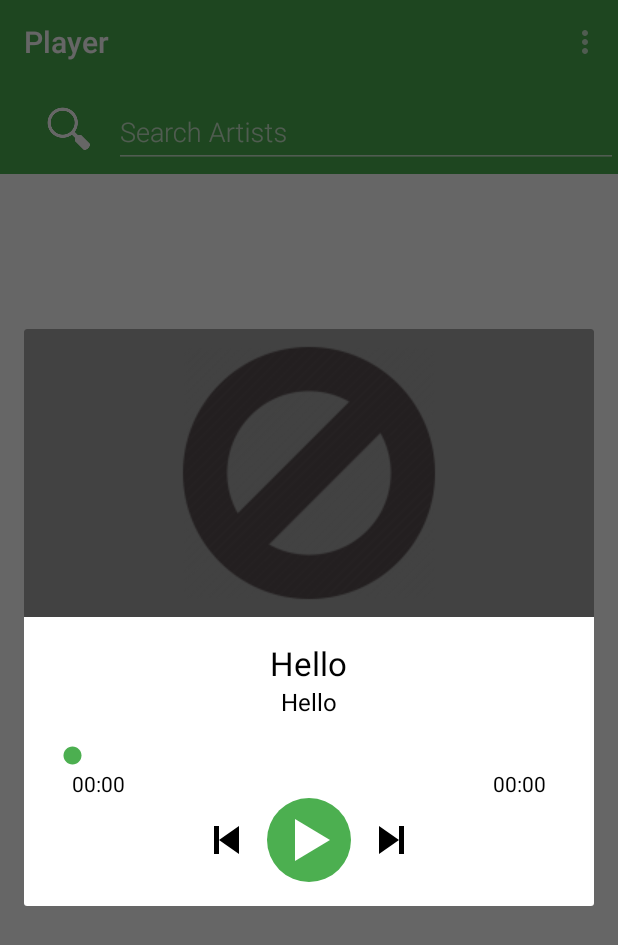
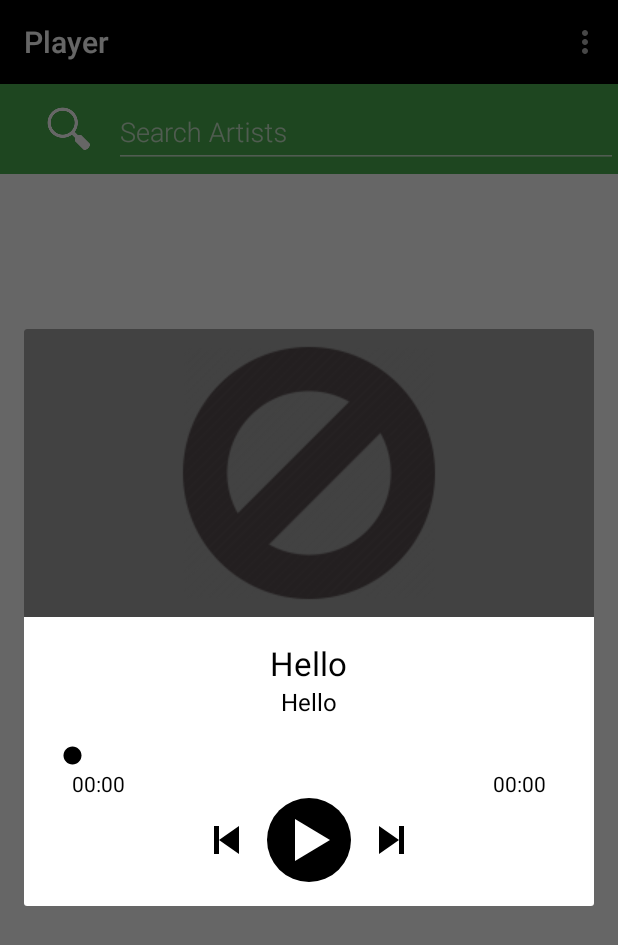
Before and after one commit to ahmedrizwan/SpotifyStreamer, an Android app: the fragment PlayerDialogFragment placed in its activity, on a phone screen of 412 x 824 dp. Shown: the top 945 px of the screen. Run offline under Robolectric (Android 15) with nearby library versions, the phone set to English and light mode, and no system bars; our stand-ins replace ButterKnife, Picasso; libraries missing offline, so code that uses them is left out: android.support.v7, de.greenrobot.event, retrofit.client; pictures from the network do not load; 6 statements that could not run were skipped.

Commit message:
Add transitions Extract Color for ActionBar Add MaterialSeekBar to be edited

```diff
--- a/app/build.gradle
+++ b/app/build.gradle
@@ -36,4 +36,5 @@ dependencies {
     compile 'com.android.support:recyclerview-v7:22.2.0'
     compile 'com.jakewharton:butterknife:5.1.1'
     compile 'de.greenrobot:eventbus:3.0.0-beta1'
+    compile 'com.android.support:palette-v7:22.2.0'
 }
--- a/app/src/main/java/app/minimize/com/spotifystreamer/Activities/Keys.java
+++ b/app/src/main/java/app/minimize/com/spotifystreamer/Activities/Keys.java
@@ -36,4 +36,5 @@ public class Keys {
     public static final String KEY_ARTIST_PARCELABLE = "ArtistParcelable";
     public static final int SMOOTHNESS_FACTOR = 500;
     public static final String KEY_TRACK_PARCELABLE_LIST = "TracksParcelableList";
+    public static final String COLOR_ACTION_BAR = "ActionBarColor";
 }
--- a/app/src/main/java/app/minimize/com/spotifystreamer/Fragments/PlayerDialogFragment.java
+++ b/app/src/main/java/app/minimize/com/spotifystreamer/Fragments/PlayerDialogFragment.java
@@ -1,7 +1,10 @@
 package app.minimize.com.spotifystreamer.Fragments;
 
+import android.annotation.TargetApi;
 import android.content.Intent;
 import android.graphics.Bitmap;
+import android.graphics.Color;
+import android.os.Build;
 import android.os.Bundle;
 import android.os.SystemClock;
 import android.support.annotation.Nullable;
@@ -14,7 +17,6 @@ import android.view.View;
 import android.view.ViewGroup;
 import android.widget.Chronometer;
 import android.widget.ImageView;
-import android.widget.SeekBar;
 import android.widget.TextView;
 import android.widget.Toast;
 
@@ -30,6 +32,7 @@ import app.minimize.com.spotifystreamer.MediaPlayerService;
 import app.minimize.com.spotifystreamer.Parcelables.TrackParcelable;
 import app.minimize.com.spotifystreamer.R;
 import app.minimize.com.spotifystreamer.Utility;
+import app.minimize.com.spotifystreamer.Views.MaterialSeekBar;
 import app.minimize.com.spotifystreamer.Views.NextButton;
 import app.minimize.com.spotifystreamer.Views.PlayButton;
 import app.minimize.com.spotifystreamer.Views.PreviousButton;
@@ -47,7 +50,7 @@ public class PlayerDialogFragment extends DialogFragment {
     @InjectView(R.id.textViewTrackName)
     TextView textViewTrackName;
     @InjectView(R.id.seekBarPlayer)
-    SeekBar seekBarPlayer;
+    MaterialSeekBar seekBarPlayer;
     @InjectView(R.id.chronometerStart)
     Chronometer chronometerStart;
     @InjectView(R.id.chronometerEnd)
@@ -67,6 +70,8 @@ public class PlayerDialogFragment extends DialogFragment {
     private TrackParcelable mTrackParcelable;
     private int mAmountToUpdate = 0, currentProgress = 0;
     private Timer timer;
+    private String imageViewAlbumTransitionName;
+    private int vibrantColor = Color.BLACK;
 
     public static PlayerDialogFragment getInstance(TracksFragment tracksFragment) {
         PlayerDialogFragment playerDialogFragment = new PlayerDialogFragment();
@@ -74,11 +79,13 @@ public class PlayerDialogFragment extends DialogFragment {
         return playerDialogFragment;
     }
 
+    @TargetApi(Build.VERSION_CODES.LOLLIPOP)
     @Nullable
     @Override
     public View onCreateView(final LayoutInflater inflater, final ViewGroup container, final Bundle savedInstanceState) {
         View rootView = inflater.inflate(R.layout.fragment_player, container, false);
         ButterKnife.inject(this, rootView);
+
         ActionBar actionBar = ((AppCompatActivity) getActivity()).getSupportActionBar();
         if (actionBar != null) {
             actionBar.setTitle(R.string.title_player);
@@ -88,13 +95,22 @@ public class PlayerDialogFragment extends DialogFragment {
 
         mTrackParcelable = getArguments().getParcelable(getString(R.string.key_tracks_parcelable));
         List<TrackParcelable> trackParcelableList = getArguments().getParcelableArrayList(Keys.KEY_TRACK_PARCELABLE_LIST);
-
+        vibrantColor = getArguments().getInt(Keys.COLOR_ACTION_BAR);
+        Utility.setActionBarAndStatusBarColor(((AppCompatActivity) getActivity()), vibrantColor);
         Toast.makeText(getActivity(), trackParcelableList.indexOf(mTrackParcelable) + "", Toast.LENGTH_SHORT)
                 .show();
 
         imageViewPlay.setOnClickListener(v -> {
             toggleTrack();
         });
+
+        imageViewPlay.setButtonBackgroundColor(getActivity(), vibrantColor);
+        seekBarPlayer.setProgressColor(vibrantColor);
+        seekBarPlayer.setThumbColor(vibrantColor);
+
+        if (Utility.isVersionLollipopAndAbove())
+            imageViewAlbum.setTransitionName(imageViewAlbumTransitionName);
+
         if (mTrackParcelable != null) {
             textViewTrackName.setText(mTrackParcelable.songName);
             textViewTrackAlbum.setText(mTrackParcelable.albumName);
@@ -103,15 +119,11 @@ public class PlayerDialogFragment extends DialogFragment {
                 Utility.loadImage(getActivity(),
                         mTrackParcelable.albumImageUrls.get(size - 1),
                         mTrackParcelable.albumImageUrls.get(0),
-                        imageViewAlbum);
+                        imageViewAlbum,
+                        null);
             }
-//            new Thread(this::playTrack).start();
             playTrack();
-
         }
-//        int colorPrimary = Utility.getPrimaryColorFromSelectedTheme(getActivity());
-//        DrawableCompat.setTint(seekBarPlayer.getThumb(), colorPrimary);
-//        DrawableCompat.setTint(seekBarPlayer.getProgressDrawable(), colorPrimary);
         return rootView;
     }
 
@@ -235,6 +247,7 @@ public class PlayerDialogFragment extends DialogFragment {
         super.onDestroyView();
         ButterKnife.reset(this);
     }
+
     public Bitmap fastblur(Bitmap sentBitmap, int radius) {
 
         // Stack Blur v1.0 from
@@ -416,7 +429,7 @@ public class PlayerDialogFragment extends DialogFragment {
             stackpointer = radius;
             for (y = 0; y < h; y++) {
                 // Preserve alpha channel: ( 0xff000000 & pix[yi] )
-                pix[yi] = ( 0xff000000 & pix[yi] ) | ( dv[rsum] << 16 ) | ( dv[gsum] << 8 ) | dv[bsum];
+                pix[yi] = (0xff000000 & pix[yi]) | (dv[rsum] << 16) | (dv[gsum] << 8) | dv[bsum];
 
                 rsum -= routsum;
                 gsum -= goutsum;
@@ -466,4 +479,8 @@ public class PlayerDialogFragment extends DialogFragment {
 
         return (bitmap);
     }
+
+    public void setImageViewAlbumTransitionName(String imageViewAlbumTransitionName) {
+        this.imageViewAlbumTransitionName = imageViewAlbumTransitionName;
+    }
 }
--- a/app/src/main/java/app/minimize/com/spotifystreamer/HelperClasses/MediaPlayerHandler.java
+++ b/app/src/main/java/app/minimize/com/spotifystreamer/HelperClasses/MediaPlayerHandler.java
@@ -139,7 +139,7 @@ public class MediaPlayerHandler implements AudioManager.OnAudioFocusChangeListen
 
     private void playUrl() throws IOException, IllegalStateException {
         mMediaPlayer = new MediaPlayer();
-        new Thread(()-> {
+        new Thread(() -> {
             if (mMediaPlayer.isPlaying()) {
                 mMediaPlayer.stop();
                 mMediaPlayer.release();
@@ -156,6 +156,8 @@ public class MediaPlayerHandler implements AudioManager.OnAudioFocusChangeListen
         }
         ).start();
     }
+
+
 
     @Override
     public void onAudioFocusChange(final int focusChange) {
--- a/app/src/main/java/app/minimize/com/spotifystreamer/Views/CircularEmptyButton.java
+++ b/app/src/main/java/app/minimize/com/spotifystreamer/Views/CircularEmptyButton.java
@@ -12,14 +12,13 @@ import app.minimize.com.spotifystreamer.Utility;
  * Created by ahmedrizwan on 6/22/15.
  */
 public class CircularEmptyButton extends EmptyButton {
-
+    int buttonColor = Color.BLACK;
     public CircularEmptyButton(final Context context) {
         super(context);
     }
 
     public CircularEmptyButton(final Context context, final AttributeSet attrs) {
         super(context, attrs);
-                int buttonColor;
         try {
             String background = attrs.getAttributeValue("http://schemas.android.com/apk/res/android", "background");
             background = background.replaceAll("\\D+", "");
--- /dev/null
+++ b/app/src/main/java/app/minimize/com/spotifystreamer/Views/MaterialSeekBar.java
@@ -0,0 +1,112 @@
+package app.minimize.com.spotifystreamer.Views;
+
+import android.content.Context;
+import android.content.res.ColorStateList;
+import android.content.res.TypedArray;
+import android.graphics.Color;
+import android.os.Build;
+import android.support.annotation.ColorInt;
+import android.util.AttributeSet;
+import android.widget.SeekBar;
+
+import app.minimize.com.spotifystreamer.R;
+
+/**
+ * Created by ahmedrizwan on 6/21/15.
+ */
+public class MaterialSeekBar extends SeekBar {
+
+    @ColorInt
+    int mThumbColor, mProgressColor;
+
+    int[][] states = new int[][]{
+            new int[]{android.R.attr.state_enabled}, // enabled
+            new int[]{android.R.attr.state_pressed}  // pressed
+    };
+
+    int[] colorsThumb = new int[]{
+            Color.BLACK,
+            Color.BLACK
+    };
+
+    int[] colorsProgress = new int[]{
+            Color.BLACK,
+            Color.BLACK
+    };
+
+
+    ColorStateList mColorStateListThumb, mColorStateListProgress;
+
+    public void setThumbColor(final int thumbColor) {
+        mThumbColor = thumbColor;
+        invalidate();
+        requestLayout();
+    }
+
+    public void setProgressColor(final int progressColor) {
+        mProgressColor = progressColor;
+        invalidate();
+        requestLayout();
+    }
+
+    public MaterialSeekBar(final Context context) {
+        super(context);
+    }
+
+    public MaterialSeekBar(final Context context, final AttributeSet attrs) {
+        super(context, attrs);
+        TypedArray a = context.getTheme()
+                .obtainStyledAttributes(
+                        attrs,
+                        R.styleable.MaterialSeekBar,
+                        0, 0);
+        try {
+            mThumbColor = a.getColor(R.styleable.MaterialSeekBar_thumbColor, getPrimaryColorFromSelectedTheme(context));
+            mProgressColor = a.getColor(R.styleable.MaterialSeekBar_progressColor, getPrimaryColorFromSelectedTheme(context));
+            colorsThumb[0] = mThumbColor;
+            colorsThumb[1] = mThumbColor;
+            mColorStateListThumb = new ColorStateList(states, colorsThumb);
+            colorsProgress[0] = mProgressColor;
+            colorsProgress[1] = mProgressColor;
+            mColorStateListProgress = new ColorStateList(states, colorsProgress);
+            if (Build.VERSION.SDK_INT >= Build.VERSION_CODES.LOLLIPOP) {
+                setThumbTintList(mColorStateListThumb);
+                setProgressTintList(mColorStateListProgress);
+            }
+//            else {
+            //load up the drawable and apply color
+//            setThumb(ContextCompat.getDrawable(context, R.drawable.ic_circle));
+//            getThumb().setColorFilter(mThumbColor, PorterDuff.Mode.MULTIPLY);
+//            LayerDrawable ld = (LayerDrawable) getProgressDrawable();
+//            ld.setColorFilter(mProgressColor, PorterDuff.Mode.SRC_IN);
+//            }
+        } finally {
+            a.recycle();
+        }
+    }
+
+    public MaterialSeekBar(final Context context, final AttributeSet attrs, final int defStyleAttr) {
+        super(context, attrs, defStyleAttr);
+    }
+
+    public static int getPrimaryColorFromSelectedTheme(Context context) {
+        int[] attrs = {R.attr.colorPrimary, R.attr.colorPrimaryDark};
+        TypedArray ta = context.getTheme()
+                .obtainStyledAttributes(attrs);
+        int primaryColor = ta.getColor(0, Color.BLACK); //1 index for primaryColorDark
+        //default value for primaryColor is set to black if primaryColor not found
+        ta.recycle();
+        return primaryColor;
+    }
+
+    public static int getPrimaryColorDarkFromSelectedTheme(Context context) {
+        int[] attrs = {R.attr.colorPrimary, R.attr.colorPrimaryDark};
+        TypedArray ta = context.getTheme()
+                .obtainStyledAttributes(attrs);
+        int primaryColorDark = ta.getColor(1, Color.BLACK); //1 index for primaryColorDark
+        //default value for primaryColor is set to black if primaryColor not found
+        ta.recycle();
+        return primaryColorDark;
+    }
+
+}
--- a/app/src/main/res/layout/fragment_player.xml
+++ b/app/src/main/res/layout/fragment_player.xml
@@ -1,5 +1,6 @@
 <?xml version="1.0" encoding="utf-8"?>
 <LinearLayout xmlns:android="http://schemas.android.com/apk/res/android"
+              xmlns:app="http://schemas.android.com/apk/res-auto"
               android:orientation="vertical"
               android:layout_width="match_parent"
               android:layout_height="match_parent"
@@ -34,14 +35,17 @@
             android:layout_marginBottom="@dimen/default_margin"
             android:textColor="@android:color/black"
             android:layout_centerHorizontal="true"
+
             android:layout_below="@id/textViewTrackName"
             android:id="@+id/textViewTrackAlbum"/>
 
 
-        <SeekBar
+        <app.minimize.com.spotifystreamer.Views.MaterialSeekBar
             android:id="@+id/seekBarPlayer"
             android:layout_width="fill_parent"
             android:layout_height="wrap_content"
+            app:thumbColor="@android:color/black"
+            app:progressColor="@android:color/black"
             android:layout_below="@id/textViewTrackAlbum"
             android:layout_centerVertical="true"
             android:layout_gravity="center"
--- a/app/src/main/res/layout/fragment_tracks.xml
+++ b/app/src/main/res/layout/fragment_tracks.xml
@@ -58,7 +58,7 @@
                 android:layout_gravity="center"
                 android:background="@android:color/white"
                 android:contentDescription="@string/description_artist_image"
-                android:scaleType="fitCenter"
+                android:scaleType="centerCrop"
                 android:src="@drawable/ic_not_available"
                 app:layout_collapseMode="parallax"
                 app:layout_collapseParallaxMultiplier="@dimen/parallax_multiplier"/>
--- a/app/src/main/res/layout/include_now_playing.xml
+++ b/app/src/main/res/layout/include_now_playing.xml
@@ -6,6 +6,7 @@
     android:layout_gravity="bottom"
     android:layout_height="90sp"
     android:layout_width="match_parent"
+    android:visibility="gone"
     android:id="@+id/layoutNowPlaying"
     app:cardElevation="6dp"
     app:cardCornerRadius="3dp"
--- a/app/src/main/res/values/strings.xml
+++ b/app/src/main/res/values/strings.xml
@@ -18,4 +18,5 @@
     <string name="tv_no_tracks">Oops… No tracks found!</string>
     <string name="key_tracks_parcelable">TrackParcelable</string>
     <string name="title_player">Player</string>
+    <string name="album_image_transition">albumImageTransition</string>
 </resources>
```
Also changed, not shown: app/src/main/java/app/minimize/com/spotifystreamer/Adapters/TracksAdapter.java (+11 -3 lines), app/src/main/java/app/minimize/com/spotifystreamer/Fragments/ArtistsFragment.java (+26 -46 lines), app/src/main/java/app/minimize/com/spotifystreamer/Fragments/TracksFragment.java (+26 -4 lines), app/src/main/java/app/minimize/com/spotifystreamer/Utility.java (+67 -4 lines), app/src/main/res/values/attrs.xml (added, +7 -0 lines), 1 other file. Lines whose indentation alone changed are shown as unchanged.
